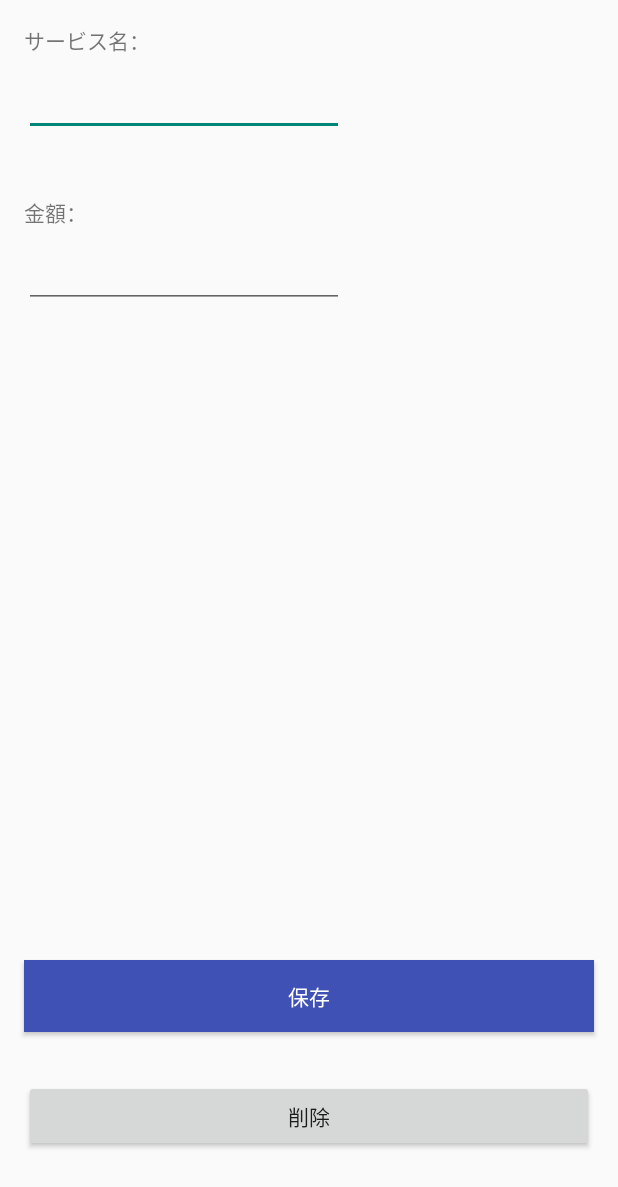
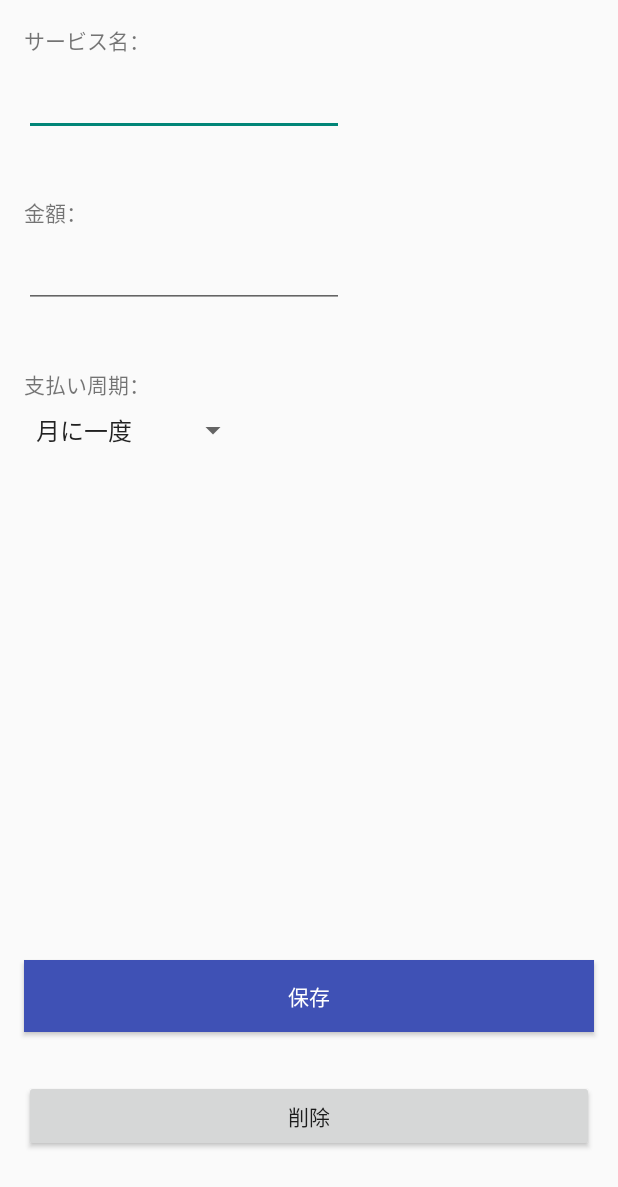
Before and after one commit to okoeee/android-subscription, an Android app: the SubscriptionEditActivity screen opened directly, with no data from a screen before it, on a phone screen of 412 x 824 dp. Shown: the top 1187 px of the screen. Run offline under Robolectric (Android 15) with nearby library versions, the phone set to English and light mode, and no system bars; libraries missing offline, so code that uses them is left out: io.realm, io.realm.kotlin; 1 statement that could not run was skipped.

Commit message:
viewにスピナーを追加 DBに保存まで

```diff
--- a/app/src/main/AndroidManifest.xml
+++ b/app/src/main/AndroidManifest.xml
@@ -3,7 +3,7 @@
     package="com.example.username.myscheduler">
 
     <application
-        android:name=".MySchedulerApplication"
+        android:name=".MySubscriptionApplication"
         android:allowBackup="true"
         android:icon="@mipmap/ic_launcher"
         android:label="@string/app_name"
@@ -31,7 +31,7 @@
                 android:value=".MainActivity"/>
         </activity>
 
-        <activity android:name=".ScheduleEditActivity" />
+        <activity android:name=".SubscriptionEditActivity" />
     </application>
 
 </manifest>
--- a/app/src/main/java/com/example/username/myscheduler/DisPlayGraph.kt
+++ b/app/src/main/java/com/example/username/myscheduler/DisPlayGraph.kt
@@ -30,6 +30,7 @@ class DisPlayGraph : AppCompatActivity() {
         //データの取得
         realm = Realm.getDefaultInstance()
         val subscription = realm.where<Subscription>().findAll()
+        println(subscription)
 
         //合計金額
         val sum = subscription.sum("money").toLong().toString()
--- a/app/src/main/java/com/example/username/myscheduler/MainActivity.kt
+++ b/app/src/main/java/com/example/username/myscheduler/MainActivity.kt
@@ -1,10 +1,8 @@
 package com.example.username.myscheduler
 
 import android.os.Bundle
-import android.support.v7.app.ActionBar
 import android.support.v7.app.AppCompatActivity
 import android.view.Menu
-import android.view.MenuInflater
 import android.view.MenuItem
 import io.realm.Realm
 import io.realm.kotlin.where
@@ -28,12 +26,12 @@ class MainActivity : AppCompatActivity() {
         listView.adapter = SubscriptionAdapter(this,  subscription)
 
         fab.setOnClickListener { view ->
-            startActivity<ScheduleEditActivity>()
+            startActivity<SubscriptionEditActivity>()
         }
 
         listView.setOnItemClickListener { parent, view, position, id ->
             val subscription = parent.getItemAtPosition(position) as Subscription
-            startActivity<ScheduleEditActivity>("subscription_id" to subscription.id )
+            startActivity<SubscriptionEditActivity>("subscription_id" to subscription.id )
         }
 
         //タイトルのセット
--- a/app/src/main/java/com/example/username/myscheduler/MySchedulerApplication.kt
+++ b/app/src/main/java/com/example/username/myscheduler/MySubscriptionApplication.kt
@@ -4,7 +4,7 @@ import android.app.Application
 import io.realm.Realm
 import io.realm.RealmConfiguration
 
-class MySchedulerApplication: Application() {
+class MySubscriptionApplication: Application() {
     override fun onCreate() {
         super.onCreate()
         Realm.init(this)
--- a/app/src/main/java/com/example/username/myscheduler/Subscription.kt
+++ b/app/src/main/java/com/example/username/myscheduler/Subscription.kt
@@ -9,4 +9,5 @@ open class Subscription : RealmObject() {
     var id: Long = 0
     var serviceName = ""
     var money: Int = 0
+    var cycle: String = ""
 }
--- a/app/src/main/java/com/example/username/myscheduler/ScheduleEditActivity.kt
+++ b/app/src/main/java/com/example/username/myscheduler/SubscriptionEditActivity.kt
@@ -2,19 +2,18 @@ package com.example.username.myscheduler
 
 import android.os.Bundle
 import android.support.v7.app.AppCompatActivity
-import android.text.format.DateFormat
 import android.view.View
+import android.widget.AdapterView
+import android.widget.Spinner
 import io.realm.Realm
 import io.realm.kotlin.createObject
 import io.realm.kotlin.where
 import kotlinx.android.synthetic.main.activity_schedule_edit.*
 import org.jetbrains.anko.alert
 import org.jetbrains.anko.yesButton
-import java.text.ParseException
-import java.text.SimpleDateFormat
-import java.util.*
 
-class ScheduleEditActivity : AppCompatActivity() {
+class SubscriptionEditActivity : AppCompatActivity() {
+    //RealmのLateInit
     private lateinit var realm: Realm
 
     override fun onCreate(savedInstanceState: Bundle?) {
@@ -22,11 +21,25 @@ class ScheduleEditActivity : AppCompatActivity() {
         setContentView(R.layout.activity_schedule_edit)
         realm = Realm.getDefaultInstance()
 
+        //cycleに代入する変数
+        var cycle: String = ""
+
         val subscriptionId = intent?.getLongExtra("subscription_id", -1L)
         if(subscriptionId != -1L) {
             val subscription = realm.where<Subscription>().equalTo("id", subscriptionId).findFirst()
             serviceNameEdit.setText(subscription?.serviceName)
             moneyEdit.setText(subscription?.money.toString())
+        }
+
+        cycleEdit.onItemSelectedListener = object : AdapterView.OnItemSelectedListener {
+            override fun onItemSelected(parent: AdapterView<*>?, view: View?, position: Int, id: Long) {
+                val spinner = parent as? Spinner
+                val item = spinner?.selectedItem as? String
+                item?.let {
+                    if(it.isNotEmpty()) cycle = it
+                }
+            }
+            override fun onNothingSelected(p0: AdapterView<*>?) {}
         }
 
         save.setOnClickListener {
@@ -38,6 +51,7 @@ class ScheduleEditActivity : AppCompatActivity() {
                         val subscription = realm.createObject<Subscription>(nextId)
                         subscription.serviceName = serviceNameEdit.text.toString()
                         subscription.money = moneyEdit.text.toString().toInt()
+                        subscription.cycle = cycle
                     }
                     alert("追加しました") {
                         yesButton { finish() }
@@ -48,6 +62,7 @@ class ScheduleEditActivity : AppCompatActivity() {
                         val subscription = realm.where<Subscription>().equalTo("id", subscriptionId).findFirst()
                         subscription?.serviceName = serviceNameEdit.text.toString()
                         subscription?.money = moneyEdit.text.toString().toInt()
+                        subscription?.cycle = cycle
                     }
                     alert("変更しました") {
                         yesButton { finish() }
@@ -55,6 +70,7 @@ class ScheduleEditActivity : AppCompatActivity() {
                 }
             }
         }
+
         delete.setOnClickListener{
             realm.executeTransaction {
                 realm.where<Subscription>().equalTo("id", subscriptionId)?.findFirst()?.deleteFromRealm()
--- a/app/src/main/res/layout/activity_schedule_edit.xml
+++ b/app/src/main/res/layout/activity_schedule_edit.xml
@@ -4,7 +4,7 @@
     xmlns:tools="http://schemas.android.com/tools"
     android:layout_width="match_parent"
     android:layout_height="match_parent"
-    tools:context="com.example.username.myscheduler.ScheduleEditActivity">
+    tools:context="com.example.username.myscheduler.SubscriptionEditActivity">
 
     <TextView
         android:id="@+id/textView"
@@ -80,4 +80,26 @@
         app:layout_constraintStart_toStartOf="parent"
         app:layout_constraintTop_toBottomOf="@+id/textView2" />
 
+    <TextView
+        android:id="@+id/textView3"
+        android:layout_width="wrap_content"
+        android:layout_height="wrap_content"
+        android:layout_marginStart="16dp"
+        android:layout_marginLeft="16dp"
+        android:layout_marginTop="40dp"
+        android:text="@string/period"
+        app:layout_constraintStart_toStartOf="parent"
+        app:layout_constraintTop_toBottomOf="@+id/moneyEdit" />
+
+    <Spinner
+        android:id="@+id/cycleEdit"
+        android:layout_width="150dp"
+        android:layout_height="wrap_content"
+        android:layout_marginStart="16dp"
+        android:layout_marginLeft="16dp"
+        android:layout_marginTop="8dp"
+        android:entries="@array/select_year_month_arr"
+        app:layout_constraintStart_toStartOf="parent"
+        app:layout_constraintTop_toBottomOf="@+id/textView3" />
+
 </android.support.constraint.ConstraintLayout>
--- /dev/null
+++ b/app/src/main/res/values/arrays.xml
@@ -0,0 +1,7 @@
+<?xml version="1.0" encoding="utf-8"?>
+<resources>
+    <string-array name="select_year_month_arr">
+        <item>月に一度</item>
+        <item>年に一度</item>
+    </string-array>
+</resources>
--- a/app/src/main/res/values/strings.xml
+++ b/app/src/main/res/values/strings.xml
@@ -10,4 +10,6 @@
     <string name="service_name">サービス名：</string>
     <string name="money">金額：</string>
     <string name="enn">¥</string>
+    <string name="cycle">支払い周期</string>
+    <string name="period">支払い周期：</string>
 </resources>
```
